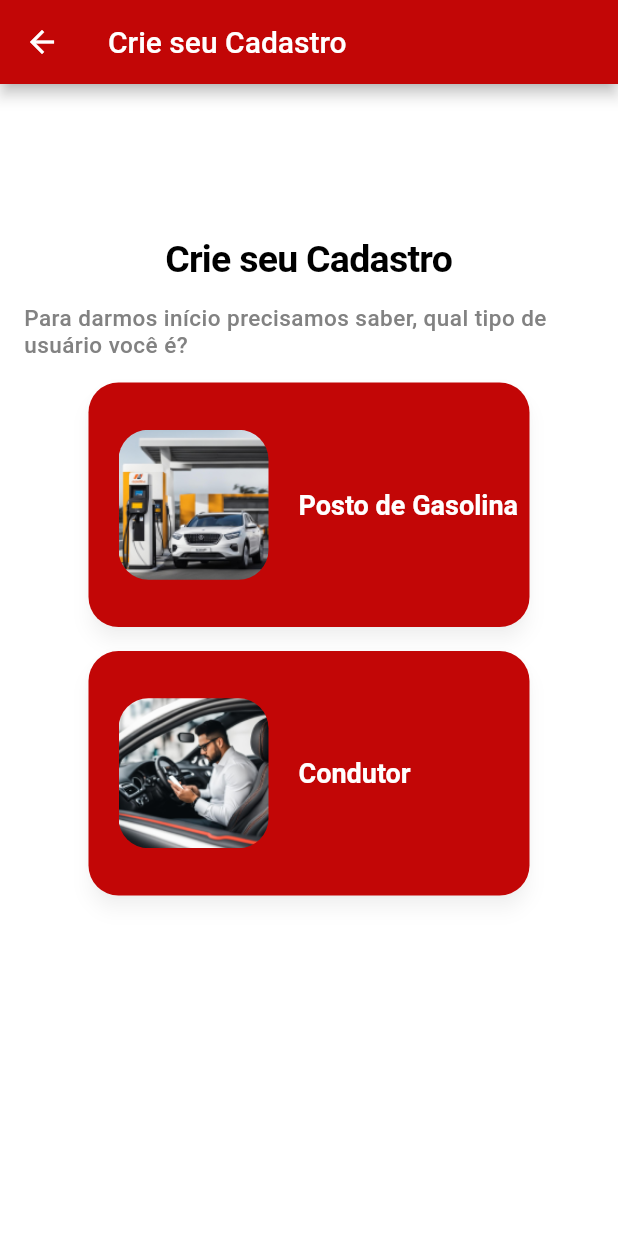
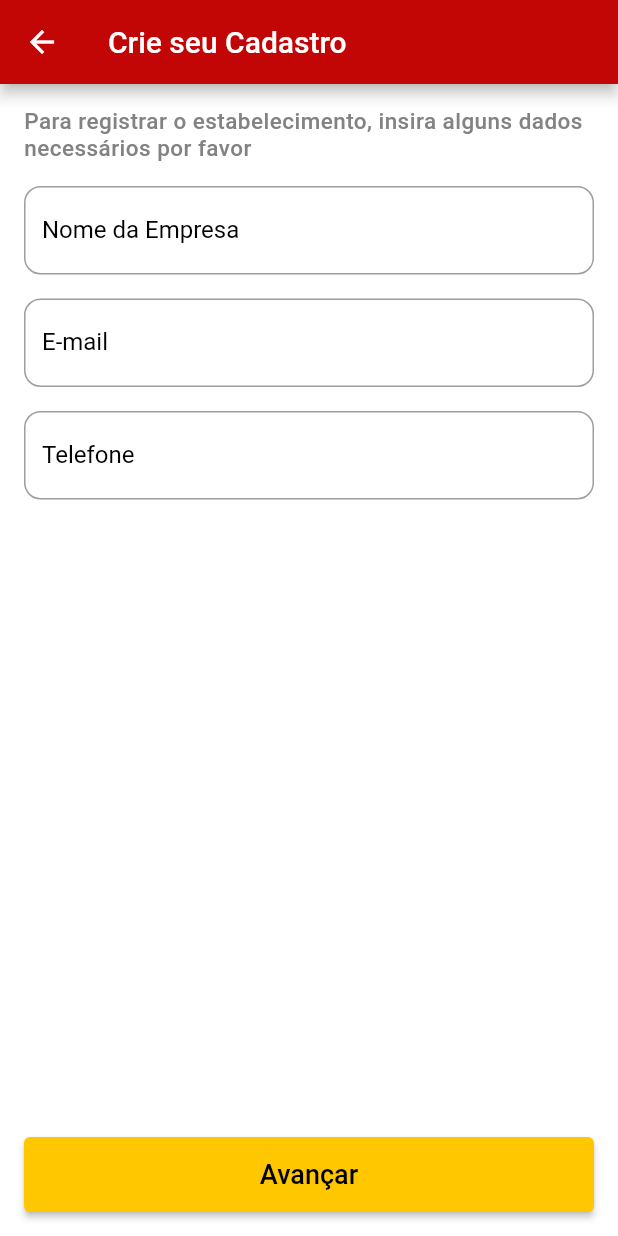
Before and after one commit to Vandrei-rar/tanque-cheio-mobile, a Flutter app: the RegisterPage screen opened directly, after a tap on "Condutor", on a phone screen of 412 x 824 dp. Run offline on Flutter 3.47's test engine with Material 2 defaults, Android fonts, the phone set to English and light mode, and no system bars; our stand-ins replace carousel_slider, mask_text_input_formatter; Roboto replaces fonts that are missing (MADE TOMMY).

```diff
--- /dev/null
+++ b/tanque_cheio/lib/register_condutor.dart
@@ -0,0 +1,101 @@
+import 'package:flutter/material.dart';
+import 'package:mask_text_input_formatter/mask_text_input_formatter.dart';
+import 'package:tanque_cheio/cadastro_senha_page.dart';
+
+class RegistroCondutor extends StatelessWidget {
+  TextEditingController phoneController = TextEditingController();
+  var maskFormatter = MaskTextInputFormatter(
+    mask: '(##) #####-####',
+    filter: {"#": RegExp(r'[0-9]')},
+  );
+
+  @override
+  Widget build(BuildContext context) {
+    return Scaffold(
+      backgroundColor: Colors.white,
+      appBar: AppBar(
+        title: Text('Crie seu Cadastro'),
+        backgroundColor: Color(0xFFC20606),
+        leading: IconButton(
+          icon: Icon(Icons.arrow_back),
+          onPressed: () {
+            Navigator.pop(context);
+          },
+        ),
+      ),
+      body: Padding(
+        padding: const EdgeInsets.all(16.0),
+        child: Column(
+          crossAxisAlignment: CrossAxisAlignment.start,
+          children: [
+            Text(
+              'Para registrar o estabelecimento, insira alguns dados necessários por favor',
+              style: TextStyle(
+                color: Color(0xFF828282),
+                fontFamily: 'MADE TOMMY',
+                fontSize: 15.0,
+                fontStyle: FontStyle.normal,
+                fontWeight: FontWeight.w500,
+                letterSpacing: 0.3,
+              ),
+            ),
+            SizedBox(height: 16.0),
+            TextFormField(
+              style: TextStyle(color: Colors.black),
+              decoration: InputDecoration(
+                labelText: 'Nome da Empresa',
+                labelStyle: TextStyle(color: Colors.black),
+                border: OutlineInputBorder(
+                  borderRadius: BorderRadius.circular(11.0),
+                ),
+              ),
+            ),
+            SizedBox(height: 16.0),
+            TextFormField(
+              style: TextStyle(color: Colors.black),
+              decoration: InputDecoration(
+                labelText: 'E-mail',
+                labelStyle: TextStyle(color: Colors.black),
+                border: OutlineInputBorder(
+                  borderRadius: BorderRadius.circular(11.0),
+                ),
+              ),
+            ),
+            SizedBox(height: 16.0),
+            TextFormField(
+              controller: phoneController,
+              inputFormatters: [maskFormatter],
+              style: TextStyle(color: Colors.black),
+              decoration: InputDecoration(
+                labelText: 'Telefone',
+                hintText: '(00) 12345-6789',
+                labelStyle: TextStyle(color: Colors.black),
+                border: OutlineInputBorder(
+                  borderRadius: BorderRadius.circular(11.0),
+                ),
+              ),
+            ),
+          ],
+        ),
+      ),
+      bottomNavigationBar: Container(
+        padding: EdgeInsets.all(16.0),
+        child: ElevatedButton(
+          onPressed: () {
+            Navigator.push(
+              context,
+              MaterialPageRoute(builder: (context) => CadastroSenhaPage()),
+            );
+          },
+          style: ElevatedButton.styleFrom(
+            primary: Color(0xFFFFC700),
+            onPrimary: Colors.black,
+            minimumSize: Size(double.infinity, 50),
+          ),
+          child: Text('Avançar', style: TextStyle(fontSize: 18.0)),
+        ),
+      ),
+      resizeToAvoidBottomInset: true,
+    );
+  }
+}
--- a/tanque_cheio/lib/register_page.dart
+++ b/tanque_cheio/lib/register_page.dart
@@ -1,5 +1,6 @@
 import 'package:flutter/material.dart';
 import 'package:tanque_cheio/register_posto.dart';
+import 'package:tanque_cheio/register_condutor.dart';
 
 class RegisterPage extends StatelessWidget {
   @override
@@ -40,7 +41,7 @@ class RegisterPage extends StatelessWidget {
               ),
               SizedBox(height: 16.0),
               ElevatedButton(
-                  onPressed: () {
+                onPressed: () {
                   Navigator.push(
                     context,
                     MaterialPageRoute(builder: (context) => RegistroPosto()),
@@ -66,8 +67,16 @@ class RegisterPage extends StatelessWidget {
                       Padding(
                         padding: const EdgeInsets.only(left: 20.0),
                         child: ClipRRect(
-                          borderRadius: BorderRadius.circular(20.0),
-                          child: Image.asset('assets/imgs/icone-tipo-posto.png', height: 100, width: 100),
+                          borderRadius: BorderRadius.all(
+                            Radius.circular(10), // Raio máximo de 10
+                          ),
+                          child: Image.asset(
+                            'assets/imgs/img-tipo-posto.jpg',
+                            height: 100,
+                            width: 100,
+                            fit: BoxFit
+                                .cover, // Ajustar a imagem ao tamanho do ClipRRect
+                          ),
                         ),
                       ),
                       SizedBox(width: 20),
@@ -85,7 +94,10 @@ class RegisterPage extends StatelessWidget {
               SizedBox(height: 16.0),
               ElevatedButton(
                 onPressed: () {
-                  //a ação para tipo de cadastro "Condutor"
+                  Navigator.push(
+                    context,
+                    MaterialPageRoute(builder: (context) => RegistroCondutor()),
+                  );
                 },
                 style: ElevatedButton.styleFrom(
                   primary: Color(0xFFC20606),
@@ -107,8 +119,16 @@ class RegisterPage extends StatelessWidget {
                       Padding(
                         padding: const EdgeInsets.only(left: 20.0),
                         child: ClipRRect(
-                          borderRadius: BorderRadius.circular(20.0),
-                          child: Image.asset('assets/imgs/icone-tipo-condutor.png', height: 100, width: 100),
+                          borderRadius: BorderRadius.all(
+                            Radius.circular(10), // Raio máximo de 10
+                          ),
+                          child: Image.asset(
+                            'assets/imgs/img-tipo-condutor.jpg',
+                            height: 100,
+                            width: 100,
+                            fit: BoxFit
+                                .cover, // Ajustar a imagem ao tamanho do ClipRRect
+                          ),
                         ),
                       ),
                       SizedBox(width: 20),
--- a/tanque_cheio/pubspec.yaml
+++ b/tanque_cheio/pubspec.yaml
@@ -63,8 +63,10 @@ flutter:
     - assets/imgs/bannerlogin.png
     - assets/imgs/bannerlogin-v2.png
     - assets/imgs/primeiro.svg
-    - assets/imgs/icone-tipo-posto.png
-    - assets/imgs/icone-tipo-condutor.png
+    # - assets/imgs/icone-tipo-posto.png
+    # - assets/imgs/icone-tipo-condutor.png
+    - assets/imgs/img-tipo-condutor.jpg
+    - assets/imgs/img-tipo-posto.jpg
     - assets/imgs/google.png
     - assets/imgs/facebook.png
     - assets/imgs/primeiro-home.png
```
Also changed, not shown: tanque_cheio/lib/home.dart (+23 -11 lines), tanque_cheio/lib/main.dart (+38 -4 lines), tanque_cheio/assets/imgs/img-tipo-condutor.jpg (added), tanque_cheio/assets/imgs/img-tipo-posto.jpg (added).
